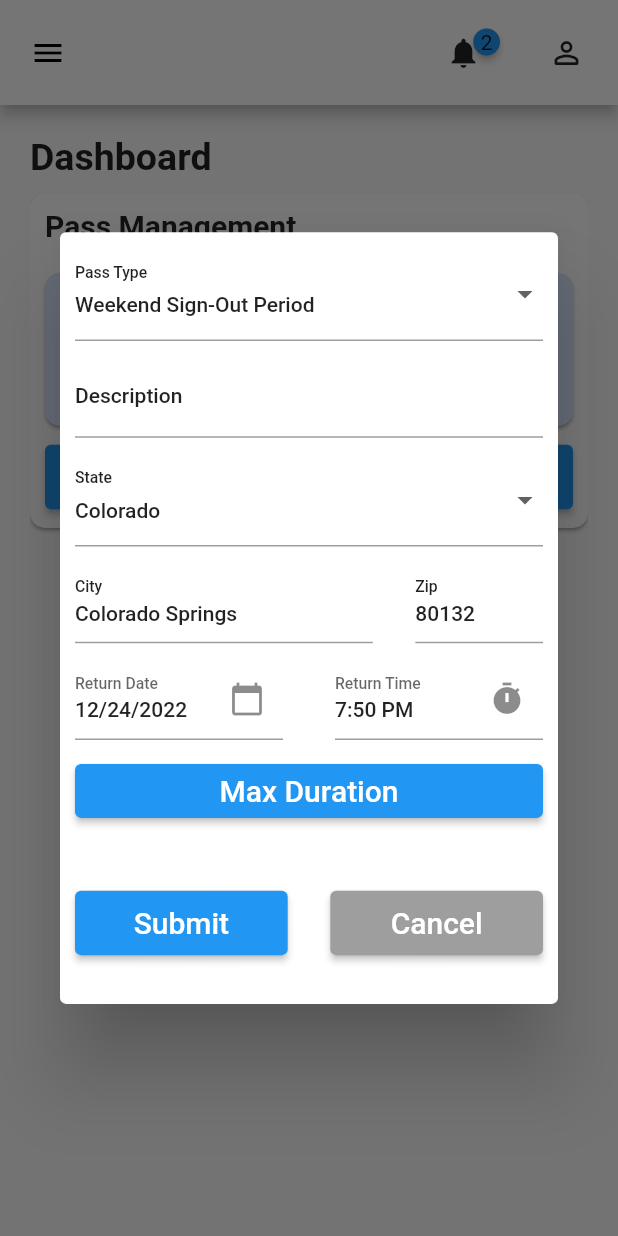
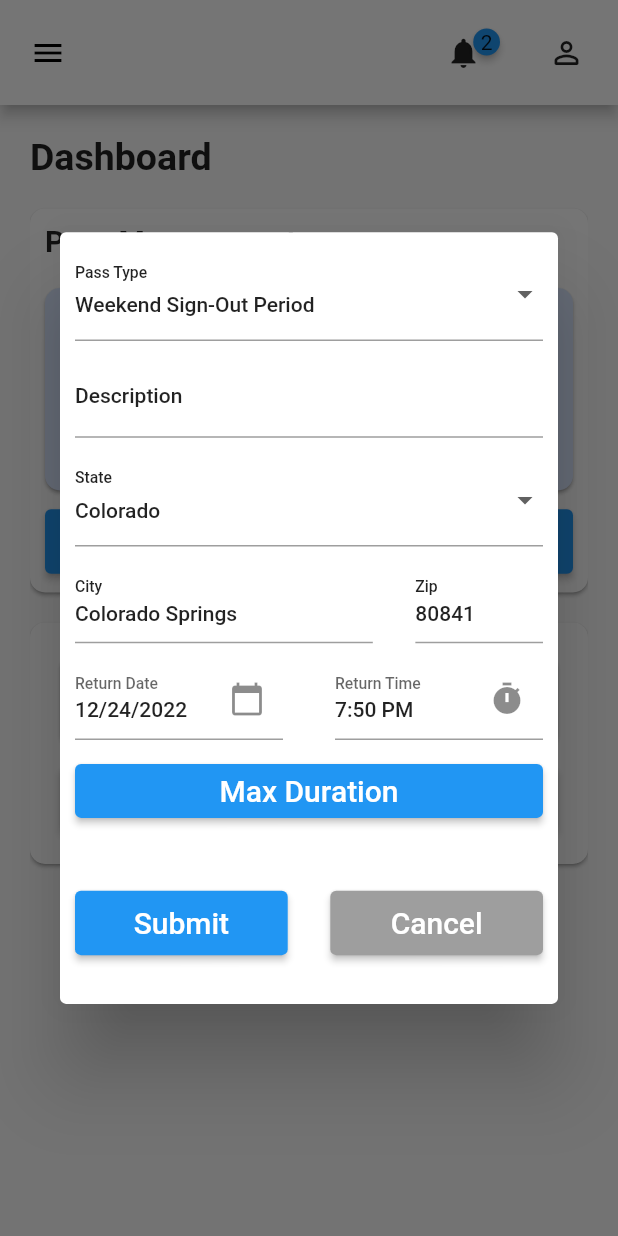
Before and after one commit to USAFA-HAVOC/FalconNet, a Flutter app: the screen it shows after launch, after a tap on "New Pass", on a phone screen of 412 x 824 dp. Run offline on Flutter 3.47's test engine with Material 2 defaults, Android fonts, the phone set to English and light mode, and no system bars; drawn by our look-alikes of badges; our stand-ins replace flutter_redux, go_router, popover, redux; missing offline and left inert: dart:html, dart:js_util.

Commit message:
DI, Update Passes, Leave Locator feature fixes

```diff
--- /dev/null
+++ b/lib/Model/CadetDI.dart
@@ -0,0 +1,6 @@
+class CadetDI {
+  final DateTime date;
+  final String signature;
+
+  const CadetDI({required this.date, required this.signature});
+}
--- a/lib/Model/Leave.dart
+++ b/lib/Model/Leave.dart
@@ -80,7 +80,7 @@ class AirlineMethod extends LeaveMethod {
 
   @override
   String description() =>
-      "Flying on ${airline}'s flight number ${flightNumber}. Takes off at ${describeDate(flightDepartureTime)} ${describeTime(timeOf(flightDepartureTime))}. Takes off at ${describeDate(flightArrivalTime)} ${describeTime(timeOf(flightArrivalTime))}.";
+      "Flying on ${airline}'s flight number ${flightNumber}. Takes off at ${describeDate(flightDepartureTime)} ${describeTime(timeOf(flightDepartureTime))}. Lands at ${describeDate(flightArrivalTime)} ${describeTime(timeOf(flightArrivalTime))}.";
 }
 
 class VehicleMethod extends LeaveMethod {
--- a/lib/Model/StateAction.dart
+++ b/lib/Model/StateAction.dart
@@ -26,7 +26,7 @@ class StateAction {
         type = ActionType.editSetting,
         subject = property;
 
-  const StateAction.openPass({required Pass pass}) :
+  const StateAction.openPass(Pass pass) :
       type = ActionType.openPass,
       subject = null,
       value = pass;
@@ -35,6 +35,11 @@ class StateAction {
         type = ActionType.closePass,
         subject = null,
         value = null;
+
+  const StateAction.updatePass(Pass pass) :
+        type = ActionType.updatePass,
+        subject = null,
+        value = pass;
 
   const StateAction.setLeave(Leave leave) :
         type = ActionType.setLeave,
@@ -45,6 +50,11 @@ class StateAction {
       type = ActionType.clearLeave,
       subject = null,
       value = null;
+
+  const StateAction.signDI() :
+        type = ActionType.signDI,
+        subject = null,
+        value = null;
 }
 
 enum ActionType {
@@ -54,6 +64,8 @@ enum ActionType {
   editSetting,
   openPass,
   closePass,
+  updatePass,
   setLeave,
   clearLeave,
+  signDI,
 }
--- /dev/null
+++ b/lib/Pages/Home/DormitoryInspection.dart
@@ -0,0 +1,99 @@
+import 'package:falcon_net/Model/StateAction.dart';
+import 'package:flutter/material.dart';
+import 'package:flutter_redux/flutter_redux.dart';
+
+import '../../Model/GlobalState.dart';
+
+class DormitoryInspection extends StatelessWidget {
+  const DormitoryInspection({super.key});
+
+  @override
+  Widget build(BuildContext context) {
+    return StoreBuilder<GlobalState>(
+        builder: (context, store) {
+          GlobalState state = store.state;
+
+          //Replace these three with state queries/function calls--NOT API CALLS--once we have the time to do so
+          bool senior = true;
+          bool time = true;
+          bool signed = state.di == null;
+
+          bool signable = signed && senior && time;
+          List<Widget> text;
+          if (signable) {
+            text = [Text(
+              "DI is Open",
+              style: Theme.of(context).textTheme.headlineMedium,
+            )];
+          }
+          else if (!senior) {
+            text = [Text(
+              "Cannot Sign Own DI",
+              style: TextStyle(
+                fontSize: Theme.of(context).textTheme.headlineMedium?.fontSize,
+                color: Colors.black,
+              ),
+            )];
+          }
+          else if (!time) {
+            text = [Text(
+              "DI Opens at 19:50",
+              style: TextStyle(
+                fontSize: Theme.of(context).textTheme.headlineMedium?.fontSize,
+                color: Colors.black,
+              ),
+            )];
+          }
+          else {
+            text = [Text(
+              "DI Signed by ${state.di!.signature}",
+              style: TextStyle(
+                fontSize: Theme.of(context).textTheme.headlineMedium?.fontSize,
+                color: Colors.black,
+              ),
+            )];
+          }
+
+          List<Widget> content = [
+            Card(
+                color: signable ? Theme.of(context).focusColor : Theme.of(context).canvasColor,
+                child: Padding(
+                  padding: EdgeInsets.all(20),
+                  child: Column(
+                    crossAxisAlignment: CrossAxisAlignment.center,
+                    children: text,
+                  ),
+                )
+            ),
+          ];
+
+          if (signable) {
+            content.add(
+              Padding(
+                padding: EdgeInsets.only(top: 10),
+                child: ElevatedButton(
+                  onPressed: () {
+                    store.dispatch(StateAction.signDI());
+                  },
+                  child: Padding(
+                    padding: EdgeInsets.symmetric(vertical: 10),
+                    child: const Text('Sign'),
+                  ),
+                ),
+              ),
+            );
+          }
+
+          return Card(
+              child: Padding(
+                padding: EdgeInsets.all(20),
+                child: Column(
+                  crossAxisAlignment: CrossAxisAlignment.stretch,
+                  children: content,
+                ),
+              )
+          );
+        }
+    );
+  }
+}
--- a/lib/Pages/Home/Home.dart
+++ b/lib/Pages/Home/Home.dart
@@ -1,4 +1,5 @@
 import 'package:falcon_net/Model/GlobalState.dart';
+import 'package:falcon_net/Pages/Home/DormitoryInspection.dart';
 import 'package:falcon_net/Pages/Home/PassForm.dart';
 import 'package:falcon_net/Pages/Home/PassManagement.dart';
 import 'package:flutter/cupertino.dart';
@@ -12,16 +13,25 @@ class Home extends StatelessWidget {
 
   @override
   Widget build(BuildContext context) {
-    return PaddedColumn(
-      crossAxisAlignment: CrossAxisAlignment.stretch,
-      padding: EdgeInsets.only(bottom: 10),
+    return ListView(
+      primary: false,
+      shrinkWrap: true,
       children: [
-        Text(
-          "Dashboard",
-          style: Theme.of(context).textTheme.titleLarge,
+        Padding(
+          padding: EdgeInsets.only(bottom: 10),
+          child: Text(
+              "Dashboard",
+              style: Theme.of(context).textTheme.titleLarge
+          ),
         ),
-        PassManagement(),
-
+        Padding(
+          padding: EdgeInsets.symmetric(vertical: 10),
+          child: PassManagement(),
+        ),
+        Padding(
+          padding: EdgeInsets.symmetric(vertical: 10),
+          child: DormitoryInspection(),
+        )
       ],
     );
   }
--- a/lib/Pages/Home/PassForm.dart
+++ b/lib/Pages/Home/PassForm.dart
@@ -11,7 +11,11 @@ import 'package:flutter_redux/flutter_redux.dart';
 import '../../Model/GlobalState.dart';
 
 class PassForm extends StatefulWidget {
-  const PassForm({super.key});
+  final void Function(Pass pass) onSubmit;
+  final void Function() onCancel;
+  final Pass? existing;
+
+  const PassForm({super.key, required this.onSubmit, required this.onCancel, this.existing});
 
   @override
   State<PassForm> createState() => PassFormState();
@@ -19,14 +23,14 @@ class PassForm extends StatefulWidget {
 
 class PassFormState extends State<PassForm> with SingleTickerProviderStateMixin {
   final key = GlobalKey<FormState>();
-  final dateController = TextEditingController(text: describeDate(DateTime.now()));
-  final timeController = TextEditingController(text: describeTime(TimeOfDay(hour: 19, minute: 50)));
+  late TextEditingController dateController;
+  late TextEditingController timeController;
   late String type;
-  final scaController = TextEditingController();
-  final descriptionController = TextEditingController();
-  final state = "Colorado";
-  final cityController = TextEditingController(text: "Colorado Springs");
-  final zipController = TextEditingController(text: "80132");
+  late TextEditingController scaController;
+  late TextEditingController descriptionController;
+  late String state;
+  late TextEditingController cityController;
+  late TextEditingController zipController;
 
   late final AnimationController animationController = AnimationController(
     duration: const Duration(milliseconds: 500),
@@ -42,6 +46,21 @@ class PassFormState extends State<PassForm> with SingleTickerProviderStateMixin
   void initState() {
     super.initState();
     type = DateTime.now().weekday < 5 ? "weekday" : "weekend";
+
+    if (widget.existing != null) {
+      dateController = TextEditingController(text: describeDate(widget.existing!.end!));
+      timeController = TextEditingController(text: describeTime(TimeOfDay.fromDateTime(widget.existing!.end!)));
+    }
+    else {
+      dateController = TextEditingController(text: describeDate(DateTime.now()));
+      timeController = TextEditingController(text: describeTime(TimeOfDay(hour: 19, minute: 50)));
+    }
+
+    scaController = TextEditingController(text: widget.existing?.sca);
+    descriptionController = TextEditingController(text: widget.existing?.description);
+    state = widget.existing?.state ?? "Colorado";
+    cityController = TextEditingController(text: widget.existing?.city ?? "Colorado Springs");
+    zipController = TextEditingController(text: widget.existing?.zip ?? "80841");
   }
 
   @override
@@ -65,7 +84,7 @@ class PassFormState extends State<PassForm> with SingleTickerProviderStateMixin
     var endDate = parseDate(dateController.text);
     var endTime = parseTime(timeController.text);
     return Pass(
-      start: DateTime.now(),
+      start: widget.existing?.start ?? DateTime.now(),
       end: combineDate(endDate, endTime),
       type: type,
       description: descriptionController.text,
@@ -324,8 +343,7 @@ class PassFormState extends State<PassForm> with SingleTickerProviderStateMixin
                               child: ElevatedButton(
                                 onPressed: () {
                                   if (key.currentState!.validate()) {
-                                    Navigator.of(context).pop();
-                                    store.dispatch(StateAction.openPass(pass: formatPass()));
+                                    widget.onSubmit(formatPass());
                                   }
                                 },
                                 child: Padding(
@@ -343,7 +361,7 @@ class PassFormState extends State<PassForm> with SingleTickerProviderStateMixin
                               backgroundColor: MaterialStateColor.resolveWith((states) => Colors.grey),
                             ),
                             onPressed: () {
-                              Navigator.of(context).pop();
+                              widget.onCancel();
                             },
                             child: Padding(
                               padding: EdgeInsets.symmetric(vertical: 10),
--- a/lib/Pages/Home/PassManagement.dart
+++ b/lib/Pages/Home/PassManagement.dart
@@ -5,7 +5,7 @@ import 'package:flutter_redux/flutter_redux.dart';
 
 import '../../Model/GlobalState.dart';
 import '../../Shared/PaddedColumn.dart';
-import '../../Shared/PassStatus.dart';
+import 'PassStatus.dart';
 import 'PassForm.dart';
 
 class PassManagement extends StatelessWidget {
@@ -34,7 +34,15 @@ class PassManagement extends StatelessWidget {
                           showDialog(context: context, builder: (context) => Dialog(
                             child: Padding(
                               padding: EdgeInsets.all(10),
-                              child: PassForm(),
+                              child: PassForm(
+                                onSubmit: (pass) {
+                                  Navigator.of(context).pop();
+                                  store.dispatch(StateAction.openPass(pass));
+                                },
+                                onCancel: () {
+                                  Navigator.of(context).pop();
+                                },
+                              ),
                             ),
                           ));
                         },
@@ -51,7 +59,42 @@ class PassManagement extends StatelessWidget {
                     crossAxisAlignment: CrossAxisAlignment.stretch,
                     children: [
                       PassStatus(),
-                      ElevatedButton(
+                      Row(
+                        children: [
+                          Expanded(
+                            flex: 10,
+                            child: ElevatedButton(
+                              onPressed: () {
+                                showDialog(context: context, builder: (context) => Dialog(
+                                  child: Padding(
+                                    padding: EdgeInsets.all(10),
+                                    child: PassForm(
+                                      existing: store.state.pass,
+                                      onSubmit: (pass) {
+                                        Navigator.of(context).pop();
+                                        store.dispatch(StateAction.updatePass(pass));
+                                        print("Attempt update");
+                                      },
+                                      onCancel: () {
+                                        Navigator.of(context).pop();
+                                      },
+                                    ),
+                                  ),
+                                ));
+                              },
+                              child: const Padding(
+                                padding: EdgeInsets.symmetric(vertical: 10),
+                                child: Text("Update Pass"),
+                              ),
+                            ),
+                          ),
+                          Spacer(flex: 1,),
+                          Expanded(
+                              flex: 10,
+                              child: ElevatedButton(
+                                style: ButtonStyle(
+                                  backgroundColor: MaterialStateColor.resolveWith((states) => Colors.grey),
+                                ),
                                 onPressed: () {
                                   store.dispatch(StateAction.closePass());
                                 },
@@ -59,7 +102,11 @@ class PassManagement extends StatelessWidget {
                                   padding: EdgeInsets.symmetric(vertical: 10),
                                   child: Text("Close Pass"),
                                 ),
-                      )
+                              ),
+                          ),
+
+                        ],
+                      ),
                     ],
                   );
                 }
--- a/lib/Shared/PassStatus.dart
+++ b/lib/Pages/Home/PassStatus.dart
@@ -2,8 +2,8 @@ import 'package:falcon_net/Shared/TemporalFormatting.dart';
 import 'package:flutter/material.dart';
 import 'package:flutter_redux/flutter_redux.dart';
 
-import '../Model/GlobalState.dart';
-import '../Model/Pass.dart';
+import '../../Model/GlobalState.dart';
+import '../../Model/Pass.dart';
 
 class PassStatus extends StatelessWidget {
   const PassStatus({super.key});
@@ -18,6 +18,7 @@ class PassStatus extends StatelessWidget {
               child: StoreBuilder<GlobalState>(
                   builder: (context, store) {
                     if (store.state.pass == null) {
+                      //Add logic for closed passes
                       return Card(
                           color: Theme.of(context).focusColor,
                           child: Padding(
@@ -34,8 +35,15 @@ class PassStatus extends StatelessWidget {
                                     ),
                                   ),
                                   Text(
-                                    "Passes are Open",
+                                    "Here",
                                     style: Theme.of(context).textTheme.headlineLarge,
+                                  ),
+                                  Padding(
+                                    padding: const EdgeInsets.only(top: 10),
+                                    child: Text(
+                                      "Passes are Open",
+                                      style: Theme.of(context).textTheme.headlineMedium,
+                                    ),
                                   ),
                                 ],
                               ),
--- a/lib/Pages/LeaveLocator/MethodSubform/AirlineMethodSubform.dart
+++ b/lib/Pages/LeaveLocator/MethodSubform/AirlineMethodSubform.dart
@@ -27,7 +27,6 @@ class AirlineMethodSubformState extends State<AirlineMethodSubform> implements S
   @override
   void initState() {
     if (widget.controller.value != null && widget.controller.value is AirlineMethod) {
-
       AirlineMethod operant = widget.controller.value! as AirlineMethod;
       airline = TextEditingController(text: operant.airline);
       number = TextEditingController(text: operant.flightNumber);
--- a/lib/Pages/LeaveLocator/MethodSubform/OtherMethodSubform.dart
+++ b/lib/Pages/LeaveLocator/MethodSubform/OtherMethodSubform.dart
@@ -26,7 +26,9 @@ class OtherMethodSubformState extends State<OtherMethodSubform> implements Speci
       OtherMethod operant = widget.controller.value! as OtherMethod;
       info = TextEditingController(text: operant.info);
     }
-    info = TextEditingController();
+    else {
+      info = TextEditingController();
+    }
     widget.controller.retrieve = buildLeaveMethod;
   }
 
--- a/lib/Router/FNRouter.dart
+++ b/lib/Router/FNRouter.dart
@@ -31,7 +31,7 @@ final GoRouter fnRouter = GoRouter(
                 ),
                 GoRoute(
                   path: "leave_locator",
-                  builder: (context, state) => const LeaveLocator(),
+                  builder: (context, state) => LeaveLocator(),
                 ),
               ]
           )
```
Also changed, not shown: lib/Model/GlobalState.dart (+14 -7 lines), lib/Model/Reducer.dart (+20 -8 lines), lib/Pages/Grades.dart (+12 -11 lines), lib/Pages/LeaveLocator/LeaveInfo.dart (+5 -6 lines), lib/Pages/LeaveLocator/LeaveLocator.dart (+31 -6 lines), lib/Pages/LeaveLocator/MethodSubform/VehicleMethodSubform.dart (+5 -3 lines), lib/Pages/Profile/Profile.dart (+7 -5 lines). Lines whose indentation alone changed are shown as unchanged.
